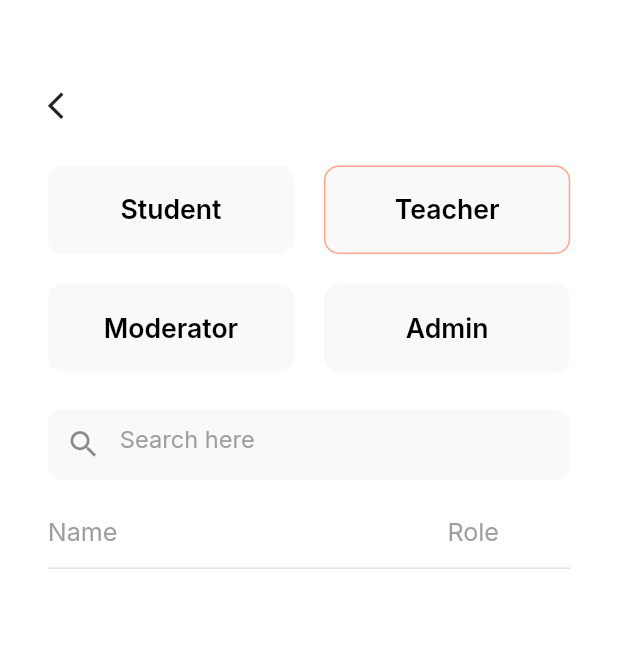
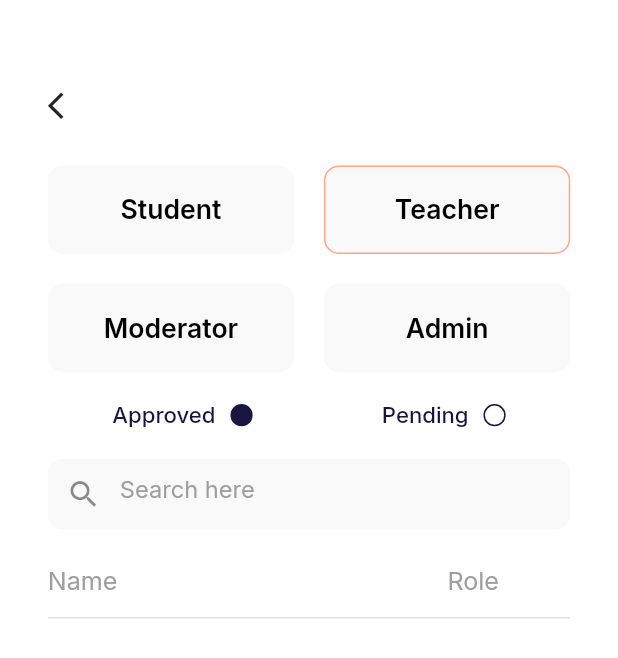
Before and after one commit to Sajid-ikram/LU-CSE-Community-, a Flutter app: the AllUsers screen opened by its route, after a tap on "Teacher", on a phone screen of 412 x 824 dp. Shown: the top 658 px of the screen. Run offline on Flutter 3.47's test engine with Material 2 defaults, Android fonts, the phone set to English and light mode, and no system bars; our stand-ins replace animated_bottom_navigation_bar, cloud_firestore, firebase_auth, firebase_core, firebase_storage, flutter_countdown_timer and 8 more; missing offline and left inert: flutter_picker; accounts and stored records are empty.

Commit message:
Teacher SignUp done

```diff
--- a/lib/provider/all_users_provider.dart
+++ b/lib/provider/all_users_provider.dart
@@ -3,12 +3,19 @@ import 'package:flutter/cupertino.dart';
 
 class AllUserProvider extends ChangeNotifier {
   String selectedFilter = "Student";
+  bool showPendingPage = false;
+
 
   getStreamQuerySnapshot() {
     return FirebaseFirestore.instance
         .collection("users")
         .where("role", isEqualTo: selectedFilter)
         .snapshots();
+  }
+
+  changePendingPage(bool value){
+    showPendingPage = value;
+    notifyListeners();
   }
 
   changeFilter(String text){
--- a/lib/provider/authentication.dart
+++ b/lib/provider/authentication.dart
@@ -68,7 +68,7 @@ class Authentication with ChangeNotifier {
               "batch": batch,
               "section": section,
               "url": "",
-              "role": "Student"
+              "role": batch.isEmpty ? "TeacherP" :"Student"
             },
           );
         },
--- a/lib/view/Home/home.dart
+++ b/lib/view/Home/home.dart
@@ -1,15 +1,10 @@
 import 'dart:ui';
-
 import 'package:cloud_firestore/cloud_firestore.dart';
 import 'package:firebase_auth/firebase_auth.dart';
 import 'package:flutter/cupertino.dart';
 import 'package:flutter/material.dart';
-import 'package:flutter/services.dart';
 import 'package:flutter_screenutil/flutter_screenutil.dart';
-import 'package:flutter_svg/svg.dart';
 import 'package:google_fonts/google_fonts.dart';
-import 'package:http/http.dart';
-import 'package:lu_cse_community/provider/post_provider.dart';
 import 'package:lu_cse_community/provider/profile_provider.dart';
 import 'package:lu_cse_community/provider/search_provider.dart';
 import 'package:provider/provider.dart';
@@ -48,6 +43,7 @@ class _HomeState extends State<Home> {
               child: StreamBuilder<QuerySnapshot>(
                   stream: FirebaseFirestore.instance
                       .collection("posts")
+                      .orderBy('dateTime', descending: true)
                       .snapshots(),
                   builder: (context, snapshot) {
                     if (snapshot.hasError) {
--- a/lib/view/dashboard/AllUsers/all_users.dart
+++ b/lib/view/dashboard/AllUsers/all_users.dart
@@ -1,10 +1,11 @@
+import 'package:flutter/cupertino.dart';
 import 'package:flutter/material.dart';
 import 'package:flutter_screenutil/flutter_screenutil.dart';
 import 'package:google_fonts/google_fonts.dart';
 import 'package:lu_cse_community/constant/constant.dart';
 import 'package:lu_cse_community/provider/all_users_provider.dart';
 import 'package:lu_cse_community/provider/search_provider.dart';
-import 'package:lu_cse_community/view/Home/Widgets/search_bar.dart';
+import 'package:lu_cse_community/view/dashboard/AllUsers/widgets/teacher_pending_button.dart';
 import 'package:lu_cse_community/view/dashboard/AllUsers/widgets/users_list.dart';
 import 'package:provider/provider.dart';
 
@@ -26,6 +27,10 @@ class _AllUsersState extends State<AllUsers> {
         child: Column(
           children: [
             SizedBox(height: 60.h),
+            Column(
+              children: [
+                Row(
+                  children: [
                     Align(
                       alignment: Alignment.centerLeft,
                       child: InkWell(
@@ -38,6 +43,10 @@ class _AllUsersState extends State<AllUsers> {
                         ),
                       ),
                     ),
+                  ],
+                ),
+              ],
+            ),
             SizedBox(height: 30.h),
             Consumer<AllUserProvider>(
               builder: (context, provider, child) {
@@ -46,16 +55,24 @@ class _AllUsersState extends State<AllUsers> {
                     InkWell(
                         onTap: () {
                           provider.changeFilter("Student");
+
                         },
-                        child: _buildButton("Student", 165, 18, 60,
+                        child: buildButton("Student", 165, 18, 60,
                             provider.selectedFilter == "Student")),
                     const Spacer(),
                     InkWell(
                       onTap: () {
+                        provider.changePendingPage(false);
                         provider.changeFilter("Teacher");
                       },
-                      child: _buildButton("Teacher", 165, 18, 60,
-                          provider.selectedFilter == "Teacher"),
+                      child: buildButton(
+                        "Teacher",
+                        165,
+                        18,
+                        60,
+                        (provider.selectedFilter == "Teacher" ||
+                            provider.selectedFilter == "TeacherP"),
+                      ),
                     )
                   ],
                 );
@@ -70,20 +87,21 @@ class _AllUsersState extends State<AllUsers> {
                         onTap: () {
                           provider.changeFilter("Moderator");
                         },
-                        child: _buildButton("Moderator", 165, 18, 60,
+                        child: buildButton("Moderator", 165, 18, 60,
                             provider.selectedFilter == "Moderator")),
                     const Spacer(),
                     InkWell(
                         onTap: () {
                           provider.changeFilter("Admin");
                         },
-                        child: _buildButton("Admin", 165, 18, 60,
+                        child: buildButton("Admin", 165, 18, 60,
                             provider.selectedFilter == "Admin")),
                   ],
                 );
               },
             ),
-            SizedBox(height: 25.h),
+            SizedBox(height: 20.h),
+            const TeacherPendingButton(),
             Container(
               height: 48.h,
               width: 350.w,
@@ -137,11 +155,13 @@ class _AllUsersState extends State<AllUsers> {
                     ),
                   ),
                 ),
-
               ],
             ),
             SizedBox(height: 15.h),
-            const Divider(thickness: 1,height: 0,),
+            const Divider(
+              thickness: 1,
+              height: 0,
+            ),
             SizedBox(height: 12.h),
             const Expanded(child: UserList())
           ],
@@ -151,7 +171,7 @@ class _AllUsersState extends State<AllUsers> {
   }
 }
 
-Container _buildButton(
+Container buildButton(
     String text, double width, double size, double height, bool showBorder) {
   return Container(
     height: height.h,
--- /dev/null
+++ b/lib/view/dashboard/AllUsers/widgets/teacher_pending_button.dart
@@ -0,0 +1,51 @@
+import 'package:flutter/material.dart';
+import 'package:lu_cse_community/provider/all_users_provider.dart';
+import 'package:lu_cse_community/provider/profile_provider.dart';
+import 'package:lu_cse_community/view/sign_in_sign_up/widgets/build_row_button.dart';
+import 'package:provider/provider.dart';
+
+class TeacherPendingButton extends StatefulWidget {
+  const TeacherPendingButton({Key? key}) : super(key: key);
+
+  @override
+  _TeacherPendingButtonState createState() => _TeacherPendingButtonState();
+}
+
+class _TeacherPendingButtonState extends State<TeacherPendingButton> {
+  @override
+  Widget build(BuildContext context) {
+    var profilePro = Provider.of<ProfileProvider>(context, listen: false);
+    return Consumer<AllUserProvider>(
+      builder: (context, provider, child) {
+        return provider.selectedFilter == "Teacher" ||
+                provider.selectedFilter == "TeacherP" &&
+                    (profilePro.role == "Teacher" || profilePro.role == "Admin")
+            ? Padding(
+                padding: const EdgeInsets.only(bottom: 20),
+                child: Row(
+                  mainAxisAlignment: MainAxisAlignment.spaceAround,
+                  children: [
+                    GestureDetector(
+                      onTap: () {
+                        provider.changeFilter("Teacher");
+                        provider.changePendingPage(false);
+                      },
+                      child:
+                          buildRowButton("Approved", !provider.showPendingPage),
+                    ),
+                    GestureDetector(
+                      onTap: () {
+                        provider.changeFilter("TeacherP");
+                        provider.changePendingPage(true);
+                      },
+                      child:
+                          buildRowButton("Pending", provider.showPendingPage),
+                    ),
+                  ],
+                ),
+              )
+            : const SizedBox();
+      },
+    );
+  }
+}
--- a/lib/view/sign_in_sign_up/varification.dart
+++ b/lib/view/sign_in_sign_up/varification.dart
@@ -5,7 +5,6 @@ import 'package:flutter_screenutil/flutter_screenutil.dart';
 import 'package:google_fonts/google_fonts.dart';
 import 'package:lu_cse_community/constant/constant.dart';
 import 'package:lu_cse_community/provider/authentication.dart';
-import 'package:lu_cse_community/view/Home/home.dart';
 import 'package:lu_cse_community/view/sign_in_sign_up/widgets/custom_button.dart';
 import 'package:lu_cse_community/view/sign_in_sign_up/widgets/top.dart';
 import 'package:provider/provider.dart';
--- /dev/null
+++ b/lib/view/sign_in_sign_up/widgets/build_row_button.dart
@@ -0,0 +1,31 @@
+import 'dart:ui';
+
+import 'package:flutter/material.dart';
+import 'package:flutter_screenutil/flutter_screenutil.dart';
+import 'package:google_fonts/google_fonts.dart';
+import 'package:lu_cse_community/constant/constant.dart';
+
+Row buildRowButton(String name, bool isSelected) {
+  return Row(
+    children: [
+      Text(
+        name,
+        style: GoogleFonts.inter(
+          fontSize: 15.sp,
+          color: mainColor,
+          fontWeight: FontWeight.w500,
+        ),
+      ),
+      SizedBox(width: 10.w),
+      Container(
+        height: 15.sp,
+        width: 15.sp,
+        decoration: BoxDecoration(
+          border: Border.all(color: mainColor),
+          shape: BoxShape.circle,
+          color: isSelected ? mainColor : Colors.white,
+        ),
+      )
+    ],
+  );
+}
```
Also changed, not shown: lib/view/dashboard/AllUsers/widgets/drop_down.dart (+6 -4 lines), lib/view/dashboard/AllUsers/widgets/users_list.dart (+20 -1 lines), lib/view/sign_in_sign_up/sign_up.dart (+26 -11 lines). Lines whose indentation alone changed are shown as unchanged.
